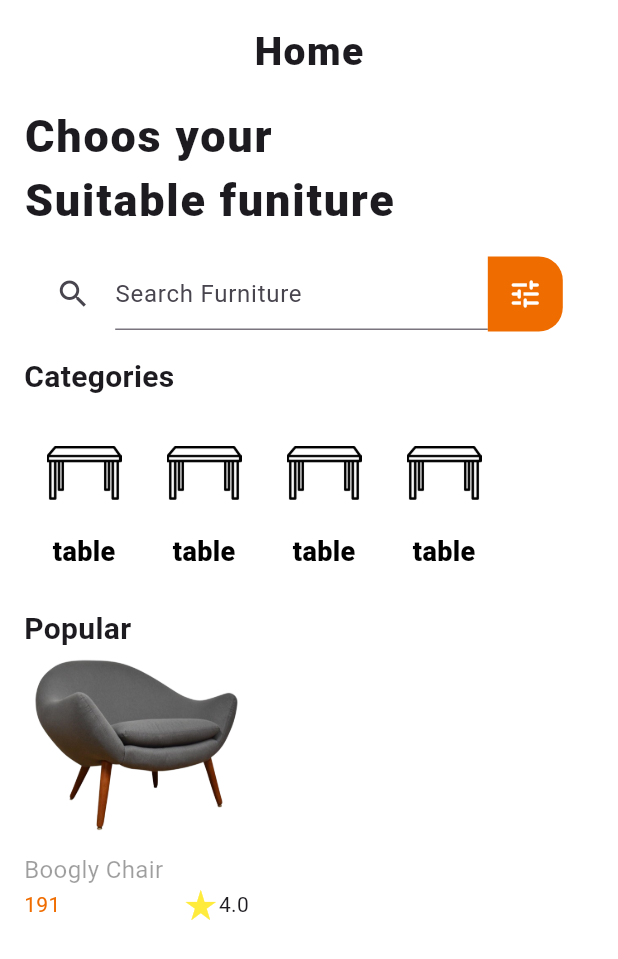
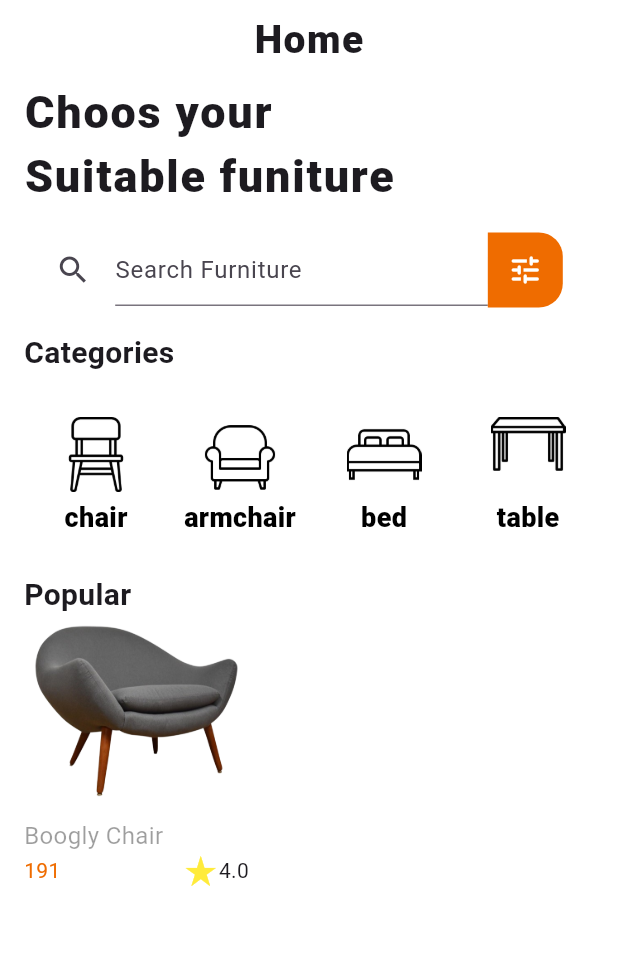
Before and after one commit to ZooZM/Furniture_App, a Flutter app: the screen it shows after launch, on a phone screen of 412 x 824 dp. Shown: the top 959 px of the screen. Run offline on Flutter 3.47's test engine with Material 3 defaults, Android fonts, the phone set to English and light mode, and no system bars.

Commit message:
craete item model and insert paths of all assets

```diff
--- a/lib/core/utils/Paths.dart
+++ b/lib/core/utils/Paths.dart
@@ -1,17 +1,29 @@
 import 'package:furniture_app/features/Home/presentation/view%20Model/category_model.dart';
 
-const String chair1 = 'assets/image/chair.png';
-const String chair2 = 'assets/image/chair2.png';
-const String armchair1 = 'assets/image/armchair.png';
-const String armchair2 = 'assets/image/armchair2.png';
-const String bed1 = 'assets/image/bed.pnf';
-const String bed2 = 'assets/image/bed2.png';
-const String table1 = 'assets/image/table.png';
-const String table2 = 'assets/image/table2.png';
+const String chair1 = 'assets/images/chair.png';
+const String chair2 = 'assets/images/chair2.png';
+const String armchair1 = 'assets/images/armchair.png';
+const String armchair2 = 'assets/images/armchair2.png';
+const String bed1 = 'assets/images/bed.pnf';
+const String bed2 = 'assets/images/bed2.png';
+const String table1 = 'assets/images/table.png';
+const String table2 = 'assets/images/table2.png';
+const String p1 = 'assets/images/1.png';
+const String p2 = 'assets/images/2.png';
+const String p3 = 'assets/images/3.png';
+const String p4 = 'assets/images/4.png';
+const String p5 = 'assets/images/5.png';
+const String p6 = 'assets/images/6.png';
 
-List<CategoryModel> categoryBlackh = const [
-  CategoryModel(name: 'chair', path: 'assets/image/chair2.png'),
-  CategoryModel(name: 'armchair', path: 'assets/image/armchair2.png'),
-  CategoryModel(name: 'bed', path: 'assets/image/bed2.png'),
-  CategoryModel(name: 'table', path: 'assets/image/table2.png')
+List<CategoryModel> categoryBlack = const [
+  CategoryModel(name: 'chair', path: chair2),
+  CategoryModel(name: 'armchair', path: armchair2),
+  CategoryModel(name: 'bed', path: bed2),
+  CategoryModel(name: 'table', path: table2)
 ];
+List<CategoryModel> categoryWhite = const [
+  CategoryModel(name: 'chair', path: chair1),
+  CategoryModel(name: 'armchair', path: armchair1),
+  CategoryModel(name: 'bed', path: bed1),
+  CategoryModel(name: 'table', path: table1)
+];
--- a/lib/features/Home/presentation/view/widget/Home_App_Bar.dart
+++ b/lib/features/Home/presentation/view/widget/Home_App_Bar.dart
@@ -9,7 +9,7 @@ class HomeAppBar extends StatelessWidget {
   @override
   Widget build(BuildContext context) {
     return const Padding(
-      padding: EdgeInsets.symmetric(vertical: 16),
+      padding: EdgeInsets.symmetric(vertical: 8),
       child: Row(
         mainAxisAlignment: MainAxisAlignment.center,
         children: [
--- a/lib/features/Home/presentation/view/widget/category_listview.dart
+++ b/lib/features/Home/presentation/view/widget/category_listview.dart
@@ -1,4 +1,5 @@
 import 'package:flutter/material.dart';
+import 'package:furniture_app/core/utils/Paths.dart';
 import 'package:furniture_app/features/Home/presentation/view/widget/Category_Card.dart';
 
 class CategoryListView extends StatelessWidget {
@@ -6,29 +7,20 @@ class CategoryListView extends StatelessWidget {
 
   @override
   Widget build(BuildContext context) {
-    return const Row(
-      children: [
-        CategoryCard(
-          image: 'assets/images/table2.png',
-          text: 'table',
-          onPress: false,
+    return SizedBox(
+      height: 100,
+      child: ListView.builder(
+        scrollDirection: Axis.horizontal,
+        itemCount: categoryBlack.length,
+        itemBuilder: (context, index) => Padding(
+          padding: const EdgeInsets.symmetric(horizontal: 8),
+          child: CategoryCard(
+            image: categoryBlack[index].path,
+            text: categoryBlack[index].name,
+            onPress: false,
+          ),
         ),
-        CategoryCard(
-          image: 'assets/images/table2.png',
-          text: 'table',
-          onPress: false,
-        ),
-        CategoryCard(
-          image: 'assets/images/table2.png',
-          text: 'table',
-          onPress: false,
-        ),
-        CategoryCard(
-          image: 'assets/images/table2.png',
-          text: 'table',
-          onPress: false,
-        ),
-      ],
+      ),
     );
   }
 }
```
Also changed, not shown: lib/features/Home/presentation/view Model/item_model.dart (added, +13 -0 lines).
